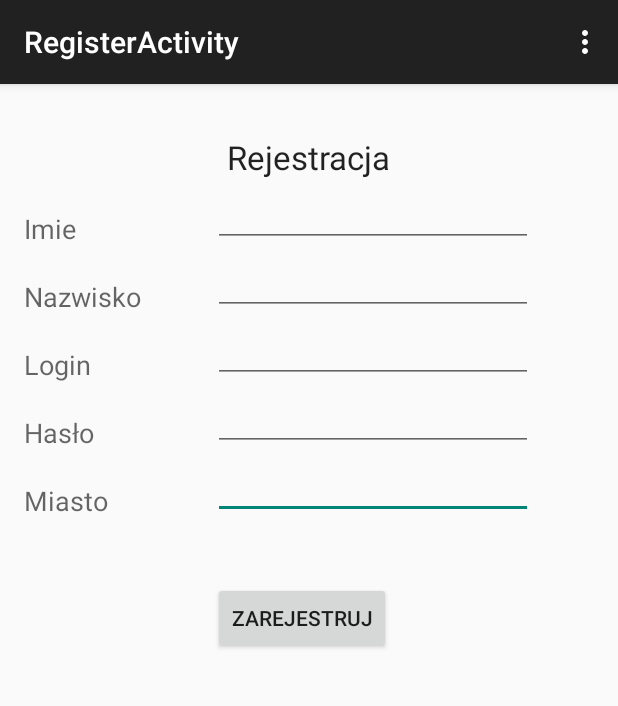
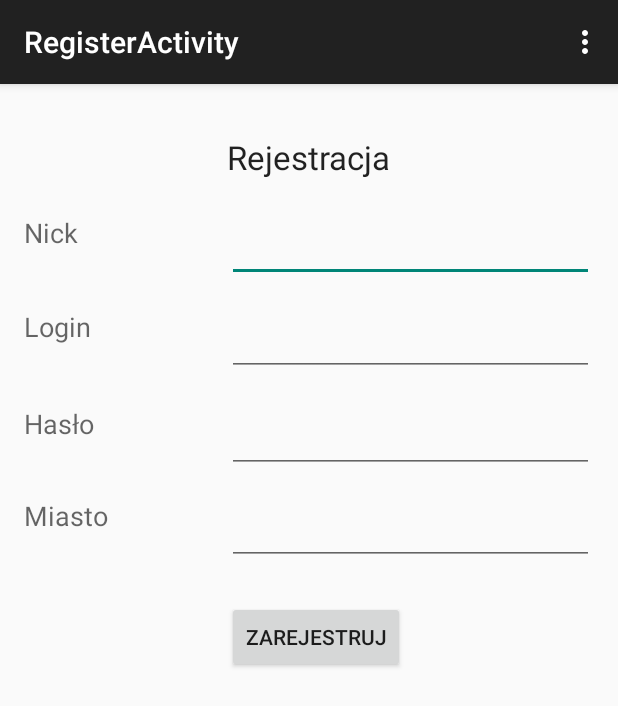
Before and after one commit to trzewa/BandRider, an Android app: the RegisterActivity screen opened directly, with no data from a screen before it, on a phone screen of 412 x 824 dp. Shown: the top 706 px of the screen. Run offline under Robolectric (Android 15) with nearby library versions, the phone set to English and light mode, and no system bars.

Commit message:
Dodana klasa Constans Logika w Register

```diff
--- a/app/src/main/java/com/example/trzewa/bandrider/LoginActivity.java
+++ b/app/src/main/java/com/example/trzewa/bandrider/LoginActivity.java
@@ -15,7 +15,7 @@ import android.view.View;
 
 public class LoginActivity extends ActionBarActivity {
 
-    private EditText mEmailEditText;
+    private EditText mLoginEditText;
     private EditText mPasswordEditText;
 
     @Override
@@ -27,7 +27,7 @@ public class LoginActivity extends ActionBarActivity {
 
 
     private void bindFields() {
-        mEmailEditText = (EditText) findViewById(R.id.editTextLogin);
+        mLoginEditText = (EditText) findViewById(R.id.editTextLogin);
         mPasswordEditText = (EditText) findViewById(R.id.editTextPass);
     }
 
@@ -74,7 +74,7 @@ public class LoginActivity extends ActionBarActivity {
     }
 
     private void logInUser() {
-        String email = mEmailEditText.getText().toString();
+        String email = mLoginEditText.getText().toString();
         String password = mPasswordEditText.getText().toString();
 
         ParseUser.logInInBackground(email, password, new LogInCallback() {
--- a/app/src/main/java/com/example/trzewa/bandrider/RegisterActivity.java
+++ b/app/src/main/java/com/example/trzewa/bandrider/RegisterActivity.java
@@ -4,17 +4,39 @@ import android.support.v7.app.ActionBarActivity;
 import android.os.Bundle;
 import android.view.Menu;
 import android.view.MenuItem;
-
+import android.view.View;
 import android.content.Context;
 import android.content.Intent;
+import android.widget.Button;
+import android.widget.EditText;
+import android.widget.Toast;
+import com.parse.ParseException;
+import com.parse.ParseUser;
+import com.parse.SignUpCallback;
 
 
-public class RegisterActivity extends ActionBarActivity {
+public class RegisterActivity extends ActionBarActivity implements View.OnClickListener{
+
+    private EditText NickEditText;
+    private EditText LoginEditText;
+    private EditText PasswordEditText;
+    //private EditText CityEditText;
+    private Button CreateAccountButton;
 
     @Override
     protected void onCreate(Bundle savedInstanceState) {
         super.onCreate(savedInstanceState);
         setContentView(R.layout.activity_register);
+        bindFields();
+    }
+
+    private void bindFields() {
+        NickEditText = (EditText) findViewById(R.id.editTextNick);
+        LoginEditText = (EditText) findViewById(R.id.editTextLogin);
+        PasswordEditText = (EditText) findViewById(R.id.editTextPassword);
+        //CityEditText = (EditText) findViewById(R.id.editText);
+        CreateAccountButton = (Button) findViewById(R.id.buttonRejestruj);
+        CreateAccountButton.setOnClickListener(this);
     }
 
 
@@ -40,9 +62,51 @@ public class RegisterActivity extends ActionBarActivity {
         return super.onOptionsItemSelected(item);
     }
 
+    @Override
+    public void onClick(View v) {
+        switch (v.getId()) {
+            case R.id.buttonRejestruj:
+                signUpUser();
+                break;
+        }
+
+    }
+
     public static void startRegisterActivity(Context context) {
         Intent intent = new Intent(context, RegisterActivity.class);
         context.startActivity(intent);
 
     }
+
+    private void signUpUser() {
+        String nick = NickEditText.getText().toString();
+        String login = LoginEditText.getText().toString();
+        String password = PasswordEditText.getText().toString();
+        //String city = CityEditText.getText().toString();
+
+        ParseUser user = new ParseUser();
+        user.setUsername(login);
+        user.setPassword(password);
+        user.setEmail(login);
+
+        user.put(Constans.NICKNAME_PARSE_KEY, nick);
+
+
+        user.signUpInBackground(new SignUpCallback() {
+            public void done(ParseException e) {
+                if (e == null) {
+
+                    ChoiceActivity.startChoiceActivity(RegisterActivity.this);
+                    finish();
+                } else {
+                    // Sign up didn't succeed. Look at the ParseException
+                    // to figure out what went wrong
+                    Toast.makeText(getApplicationContext(), "Sign up error: " + e.getMessage(),
+                            Toast.LENGTH_SHORT).show();
+                }
+            }
+        });
+
+
+    }
 }
--- a/app/src/main/res/layout/activity_register.xml
+++ b/app/src/main/res/layout/activity_register.xml
@@ -20,110 +20,76 @@
         android:id="@+id/textView2"
         android:layout_width="wrap_content"
         android:layout_height="wrap_content"
-        android:text="Imie"
+        android:text="Nick"
         android:textAppearance="?android:attr/textAppearanceMedium"
-        android:layout_alignBottom="@+id/editTextName"
+        android:layout_alignTop="@+id/editTextNick"
         android:layout_alignParentLeft="true"
         android:layout_alignParentStart="true" />
 
     <EditText
-        android:id="@+id/editTextName"
-        android:layout_width="wrap_content"
+        android:layout_width="match_parent"
         android:layout_height="wrap_content"
-        android:ems="10"
+        android:id="@+id/editTextNick"
         android:layout_below="@+id/textView1"
+        android:layout_alignParentRight="true"
+        android:layout_alignParentEnd="true"
+        android:layout_marginTop="23dp"
         android:layout_alignLeft="@+id/buttonRejestruj"
-        android:layout_alignStart="@+id/buttonRejestruj">
-
-        <requestFocus />
-    </EditText>
+        android:layout_alignStart="@+id/buttonRejestruj" />
 
     <TextView
         android:id="@+id/textView3"
         android:layout_width="wrap_content"
         android:layout_height="wrap_content"
-        android:text="Nazwisko"
+        android:text="Login"
         android:textAppearance="?android:attr/textAppearanceMedium"
-        android:layout_alignBottom="@+id/editTextSurname"
+        android:layout_alignTop="@+id/editTextLogin"
         android:layout_alignParentLeft="true"
         android:layout_alignParentStart="true" />
 
     <EditText
-        android:id="@+id/editTextSurname"
-        android:layout_width="wrap_content"
+        android:layout_width="match_parent"
         android:layout_height="wrap_content"
-             android:ems="10"
-        android:layout_below="@+id/textView2"
-        android:layout_alignLeft="@+id/editTextName"
-        android:layout_alignStart="@+id/editTextName">
-
-        <requestFocus />
-    </EditText>
+        android:id="@+id/editTextLogin"
+        android:layout_marginTop="17dp"
+        android:layout_below="@+id/editTextNick"
+        android:layout_alignLeft="@+id/editTextNick"
+        android:layout_alignStart="@+id/editTextNick" />
 
     <TextView
         android:id="@+id/textView4"
         android:layout_width="wrap_content"
         android:layout_height="wrap_content"
-        android:text="Login"
+        android:text="Hasło"
         android:textAppearance="?android:attr/textAppearanceMedium"
-        android:layout_alignBottom="@+id/editTextNick"
+        android:layout_alignTop="@+id/editTextPassword"
         android:layout_alignParentLeft="true"
         android:layout_alignParentStart="true" />
 
-    <EditText
-        android:id="@+id/editTextNick"
-        android:layout_width="wrap_content"
-        android:layout_height="wrap_content"
-        android:ems="10"
-        android:layout_below="@+id/textView3"
-        android:layout_alignLeft="@+id/editTextPass"
-        android:layout_alignStart="@+id/editTextPass">
-
-        <requestFocus />
-    </EditText>
-
-    <TextView
-        android:id="@+id/textView5"
-        android:layout_width="wrap_content"
-        android:layout_height="wrap_content"
-        android:text="Hasło"
-        android:textAppearance="?android:attr/textAppearanceMedium"
-        android:layout_alignBottom="@+id/editTextPass"
-        android:layout_alignParentLeft="true"
-        android:layout_alignParentStart="true" />
 
     <EditText
-        android:id="@+id/editTextPass"
-        android:layout_width="wrap_content"
+        android:layout_width="match_parent"
         android:layout_height="wrap_content"
+        android:inputType="textPassword"
         android:ems="10"
-        android:inputType="textPassword"
-        android:layout_below="@+id/editTextNick"
-        android:layout_alignLeft="@+id/editTextSurname"
-        android:layout_alignStart="@+id/editTextSurname" />
-
-    <TextView
-        android:id="@+id/textView6"
-        android:layout_width="wrap_content"
-        android:layout_height="wrap_content"
-        android:text="Miasto"
-        android:textAppearance="?android:attr/textAppearanceMedium"
-        android:layout_alignBottom="@+id/editTextCity"
-        android:layout_alignParentLeft="true"
-        android:layout_alignParentStart="true" />
+        android:id="@+id/editTextPassword"
+        android:layout_marginTop="19dp"
+        android:layout_below="@+id/editTextLogin"
+        android:layout_alignParentRight="true"
+        android:layout_alignParentEnd="true"
+        android:layout_alignLeft="@+id/editTextLogin"
+        android:layout_alignStart="@+id/editTextLogin" />
 
     <EditText
-        android:id="@+id/editTextCity"
-        android:layout_width="wrap_content"
+        android:layout_width="match_parent"
         android:layout_height="wrap_content"
-        android:ems="10"
-        android:layout_below="@+id/textView5"
-        android:layout_alignLeft="@+id/editTextPass"
-        android:layout_alignStart="@+id/editTextPass">
-
-        <requestFocus />
-    </EditText>
-
+        android:id="@+id/editText"
+        android:layout_below="@+id/editTextPassword"
+        android:layout_alignParentRight="true"
+        android:layout_alignParentEnd="true"
+        android:layout_marginTop="16dp"
+        android:layout_alignLeft="@+id/editTextPassword"
+        android:layout_alignStart="@+id/editTextPassword" />
 
     <Button
         android:id="@+id/buttonRejestruj"
@@ -132,10 +98,20 @@
         android:onClick="login"
         android:text="Zarejestruj"
         android:layout_gravity="center"
-        android:layout_marginTop="42dp"
-        android:layout_below="@+id/editTextCity"
-        android:layout_alignRight="@+id/textView1"
-        android:layout_alignEnd="@+id/textView1" />
+        android:layout_marginTop="24dp"
+        android:layout_below="@+id/editText"
+        android:layout_alignLeft="@+id/textView1"
+        android:layout_alignStart="@+id/textView1" />
+
+    <TextView
+        android:id="@+id/textView5"
+        android:layout_width="wrap_content"
+        android:layout_height="wrap_content"
+        android:text="Miasto"
+        android:textAppearance="?android:attr/textAppearanceMedium"
+        android:layout_alignTop="@+id/editText"
+        android:layout_alignParentLeft="true"
+        android:layout_alignParentStart="true" />
 
 
 </RelativeLayout>
```
